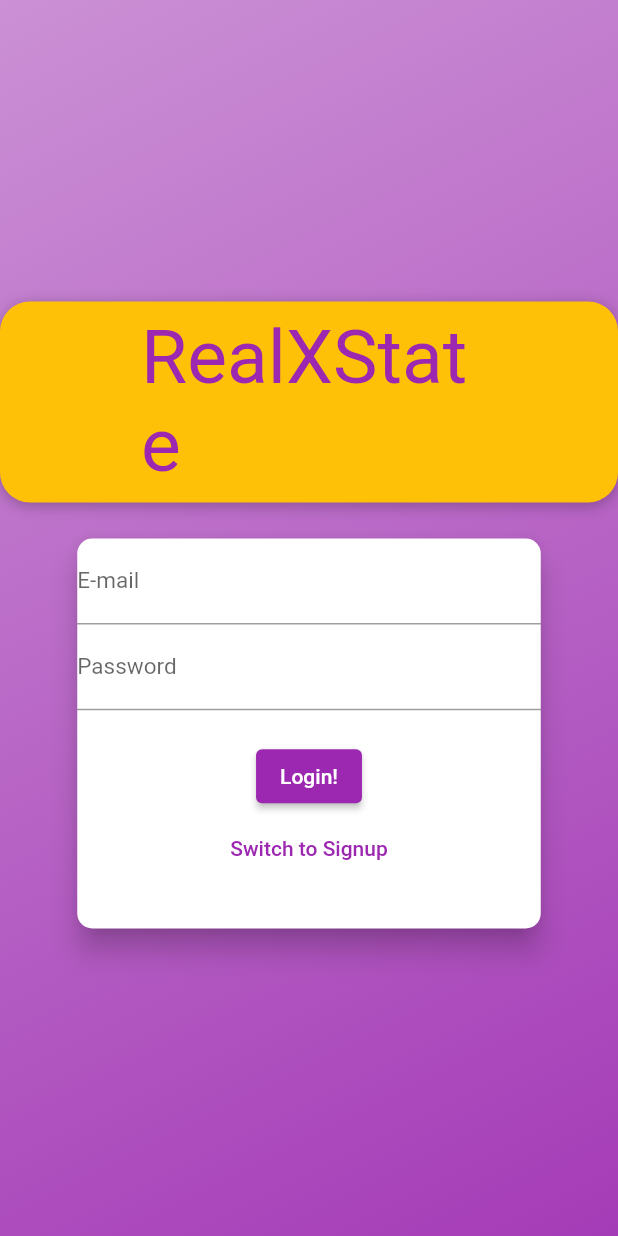
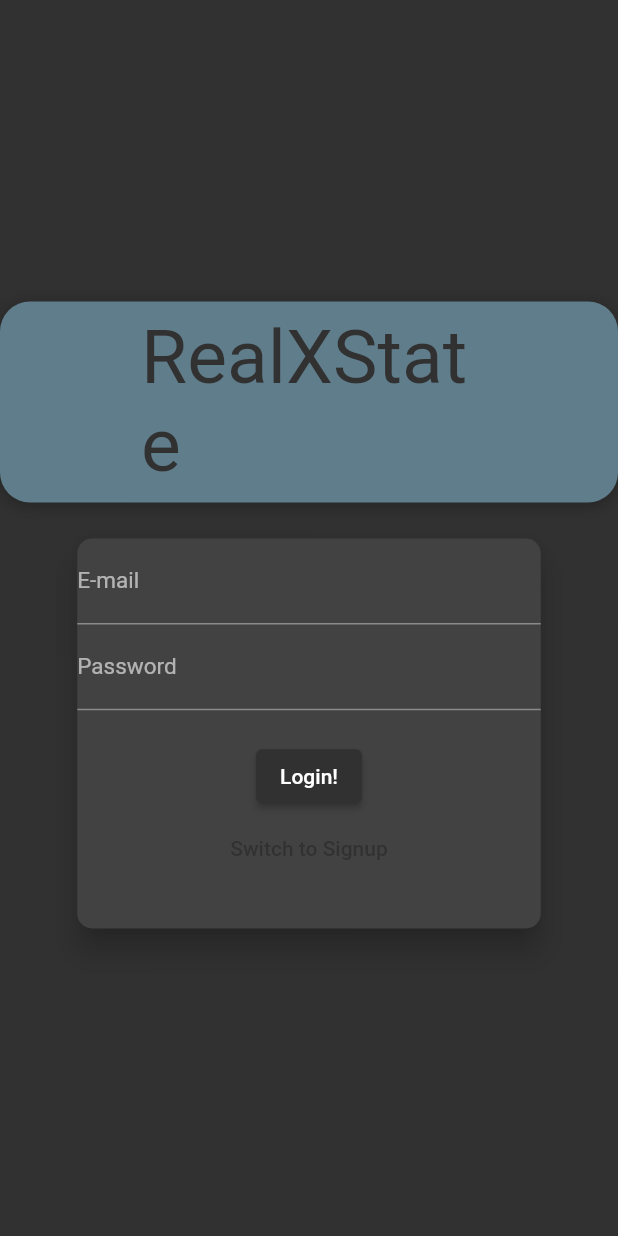
Before and after one commit to lasupernova/real_xstate, a Flutter app: the screen it shows after launch, on a phone screen of 412 x 824 dp. Run offline on Flutter 3.47's test engine with Material 2 defaults, Android fonts, the phone set to English and light mode, and no system bars; our stand-ins replace accordion, flutter_dotenv.

Commit message:
adjusted colorscheme

```diff
--- a/fix_realxstate/lib/main.dart
+++ b/fix_realxstate/lib/main.dart
@@ -55,12 +55,15 @@ class MyApp extends StatelessWidget {
             // CupertinoApp
             title: 'Real X State',
             theme: ThemeData(
-                colorScheme: ColorScheme.light().copyWith(
-                  primary: Colors.purple,
-                  secondary: Colors.amber,
+                colorScheme: ColorScheme.dark().copyWith(
+                  primary: Color.fromARGB(255, 49, 49, 49),
+                  secondary: Colors.blueGrey,
+                  onPrimary: Colors.white,
+                  onSecondary: Colors.black,
+                  onTertiary: Color.fromARGB(255, 156, 156, 156),
                 ),
                 textTheme: const TextTheme(
-                  headline6: TextStyle(fontSize: 17.0),
+                  headline6: TextStyle(fontSize: 17),
                   headline5: TextStyle(fontSize: 20),
                   subtitle1: TextStyle(fontSize: 15),
                   subtitle2: TextStyle(fontSize: 13),
```
